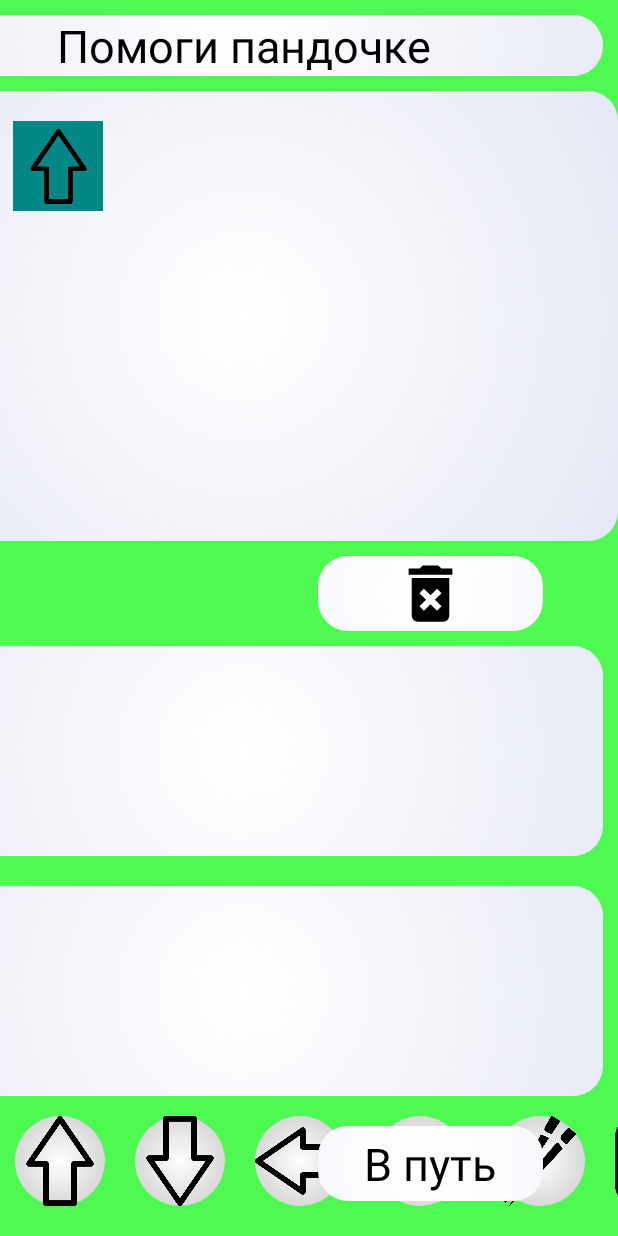
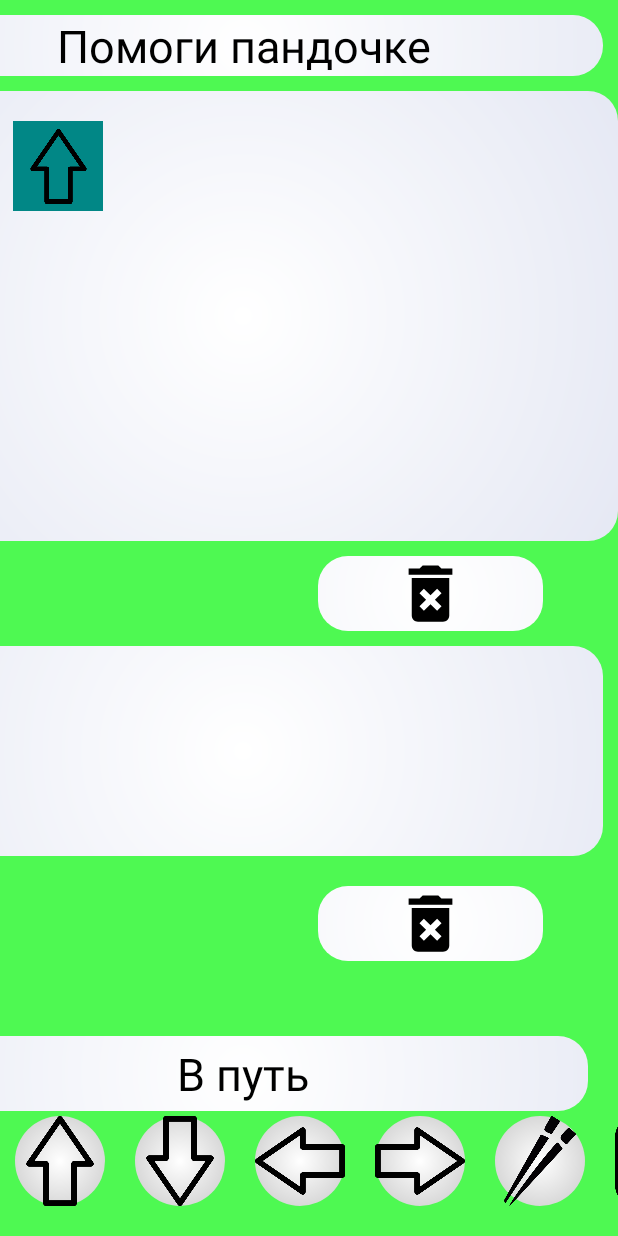
Before and after one commit to mariPrikolota/MyDiplomaThesis, an Android app: the GamePlayer screen opened directly, with no data from a screen before it, after a tap on an icon or button, on a phone screen of 412 x 824 dp. Run offline under Robolectric (Android 15) with nearby library versions, the phone set to English and light mode, and no system bars.

Commit message:
refactor 3

```diff
--- a/app/src/main/res/layout/game_layout.xml
+++ b/app/src/main/res/layout/game_layout.xml
@@ -237,32 +237,25 @@
 
         </LinearLayout>
 
-        <LinearLayout
-            android:layout_width="match_parent"
-            android:layout_height="140dp"
-            android:orientation="horizontal"
-            android:layout_margin="10dp"
-            android:background="@drawable/algorithms_color">
+        <ImageView
+            android:layout_width="150dp"
+            android:layout_height="50dp"
+            android:layout_marginStart="300dp"
+            android:layout_marginTop="10dp"
+            android:layout_marginBottom="30dp"
+            android:background="@drawable/algorithms_color"
+            android:src="@drawable/delete"/>
 
-            <TextView
-                android:layout_width="wrap_content"
-                android:layout_height="wrap_content"
-                android:text="F(2):"
-                android:textColor="@color/black"
-                android:textSize="30dp"
-                android:layout_margin="10dp"/>
-        </LinearLayout>
 
        <TextView
            android:id="@+id/startGame"
-           android:layout_width="150dp"
+           android:layout_width="match_parent"
            android:layout_height="50dp"
            android:text="В путь"
            android:textSize="30dp"
            android:gravity="center"
            android:textColor="@color/black"
-           android:layout_marginLeft="300dp"
-           android:layout_marginTop="10dp"
+           android:layout_margin="20dp"
            android:background="@drawable/algorithms_color"/>
     </LinearLayout>
 </FrameLayout>
```
Also changed, not shown: app/src/main/java/com/example/myapplication/GamePlayer.kt (+20 -8 lines), app/src/main/java/com/example/myapplication/drawers/PandaDrawer.kt (+9 -6 lines).
